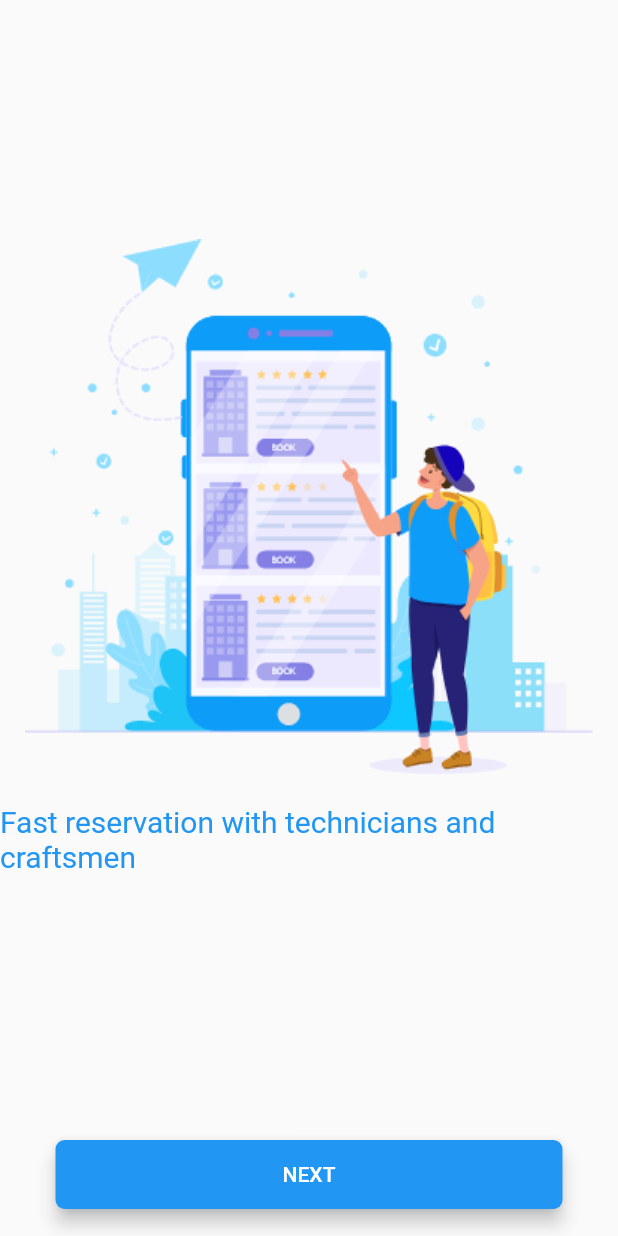
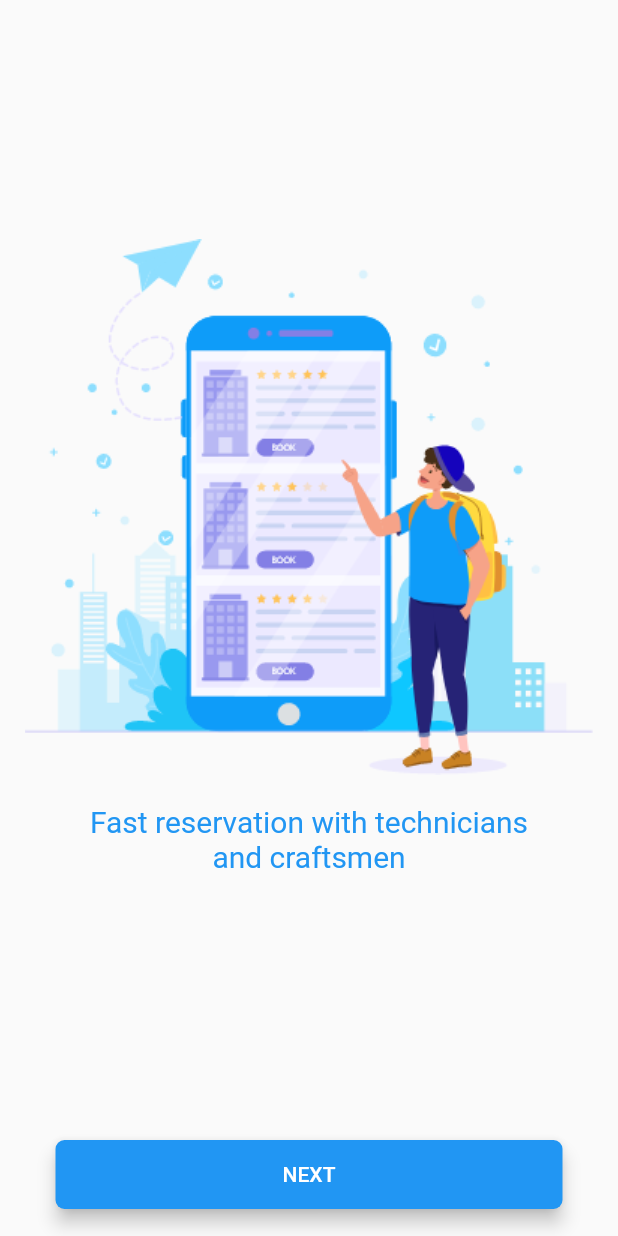
Before and after one commit to QasemFJber/final_flutter_project, a Flutter app: the Onboarding_ScreenTow screen opened by its route, on a phone screen of 412 x 824 dp. Run offline on Flutter 3.47's test engine with Material 2 defaults, Android fonts, the phone set to English and light mode, and no system bars; our stand-ins replace get, intl_phone_field.

Commit message:
Improved user interfaces and the latest modifications

```diff
--- a/lib/screens/onboarding_screen2.dart
+++ b/lib/screens/onboarding_screen2.dart
@@ -16,8 +16,12 @@ class Onboarding_ScreenTow extends StatelessWidget {
               children: [
                 Image.asset('lib/images/2352195.png'),
                 SizedBox(height: 20),
-                Text(
-                  'Fast reservation with technicians and craftsmen',
+                const Text(
+                  'Fast reservation with technicians',
+                  style: TextStyle(fontSize: 20, color: Colors.blue),
+                ),
+                const Text(
+                  'and craftsmen',
                   style: TextStyle(fontSize: 20, color: Colors.blue),
                 ),
               ],
```
